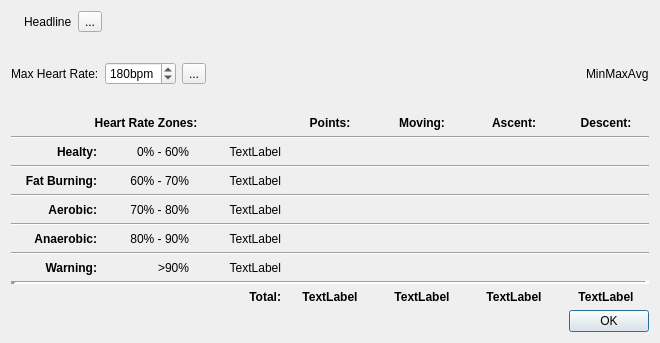
Old version of the form src/qmapshack/gis/trk/IHeartRateZonesDialog.ui in the repository kkarsten62/qmapshack.
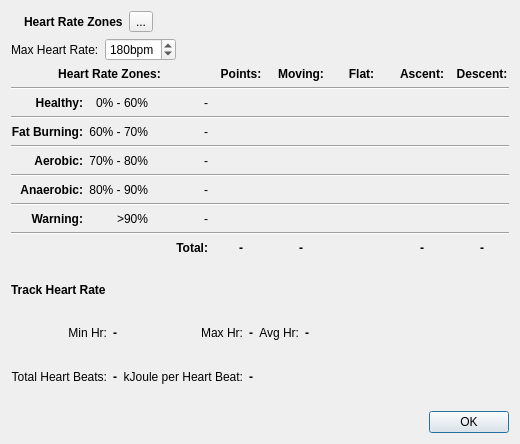
New version of the form. Icons and pictures are not drawn.

What changed in the file:
```diff
--- a/src/qmapshack/gis/trk/IHeartRateZonesDialog.ui
+++ b/src/qmapshack/gis/trk/IHeartRateZonesDialog.ui
@@ -6,8 +6,8 @@
    <rect>
     <x>0</x>
     <y>0</y>
-    <width>660</width>
-    <height>343</height>
+    <width>520</width>
+    <height>444</height>
    </rect>
   </property>
   <property name="windowTitle">
@@ -17,7 +17,7 @@
    <item>
     <layout class="QHBoxLayout" name="horizontalLayout_2">
      <item>
-      <widget class="QLabel" name="label_3">
+      <widget class="QLabel" name="label_png">
        <property name="text">
         <string/>
        </property>
@@ -27,9 +27,15 @@
       </widget>
      </item>
      <item>
-      <widget class="QLabel" name="labelHeadline">
+      <widget class="QLabel" name="label_00">
+       <property name="font">
+        <font>
+         <weight>75</weight>
+         <bold>true</bold>
+        </font>
+       </property>
        <property name="text">
-        <string>Headline</string>
+        <string>Heart Rate Zones</string>
        </property>
       </widget>
      </item>
@@ -75,25 +81,17 @@
          <property name="suffix">
           <string>bpm</string>
          </property>
+         <property name="minimum">
+          <number>120</number>
+         </property>
          <property name="maximum">
-          <number>250</number>
+          <number>220</number>
          </property>
          <property name="value">
           <number>180</number>
          </property>
         </widget>
        </item>
-       <item>
-        <widget class="QToolButton" name="toolButtonApply">
-         <property name="text">
-          <string>...</string>
-         </property>
-         <property name="icon">
-          <iconset resource="../../resources.qrc">
-           <normaloff>:/icons/32x32/Apply.png</normaloff>:/icons/32x32/Apply.png</iconset>
-         </property>
-        </widget>
-       </item>
        <item>
         <spacer name="horizontalSpacer">
          <property name="orientation">
@@ -107,80 +105,12 @@
          </property>
         </spacer>
        </item>
-       <item>
-        <widget class="QLabel" name="labelMinMaxAvg">
-         <property name="text">
-          <string>MinMaxAvg</string>
-         </property>
-        </widget>
-       </item>
       </layout>
      </item>
      <item>
       <layout class="QGridLayout" name="gridLayout">
-       <item row="12" column="4">
-        <widget class="QLabel" name="label_6">
-         <property name="font">
-          <font>
-           <weight>75</weight>
-           <bold>true</bold>
-          </font>
-         </property>
-         <property name="lineWidth">
-          <number>-3</number>
-         </property>
-         <property name="text">
-          <string>TextLabel</string>
-         </property>
-         <property name="alignment">
-          <set>Qt::AlignCenter</set>
-         </property>
-        </widget>
-       </item>
-       <item row="12" column="5">
-        <widget class="QLabel" name="label_7">
-         <property name="font">
-          <font>
-           <weight>75</weight>
-           <bold>true</bold>
-          </font>
-         </property>
-         <property name="lineWidth">
-          <number>-3</number>
-         </property>
-         <property name="text">
-          <string>TextLabel</string>
-         </property>
-         <property name="alignment">
-          <set>Qt::AlignCenter</set>
-         </property>
-        </widget>
-       </item>
-       <item row="7" column="0" colspan="7">
-        <widget class="Line" name="line_7">
-         <property name="orientation">
-          <enum>Qt::Horizontal</enum>
-         </property>
-        </widget>
-       </item>
-       <item row="8" column="0">
-        <widget class="QLabel" name="labelR4Name">
-         <property name="font">
-          <font>
-           <weight>75</weight>
-           <bold>true</bold>
-          </font>
-         </property>
-         <property name="text">
-          <string>Anaerobic:</string>
-         </property>
-         <property name="alignment">
-          <set>Qt::AlignRight|Qt::AlignTrailing|Qt::AlignVCenter</set>
-         </property>
-        </widget>
-       </item>
        <item row="6" column="0">
-        <widget class="QLabel" name="labelR2Name">
+        <widget class="QLabel" name="label_14">
          <property name="font">
           <font>
            <weight>75</weight>
@@ -236,15 +166,15 @@
           </font>
          </property>
          <property name="text">
-          <string>Healty:</string>
+          <string>Healthy:</string>
          </property>
          <property name="alignment">
           <set>Qt::AlignRight|Qt::AlignTrailing|Qt::AlignVCenter</set>
          </property>
         </widget>
        </item>
-       <item row="0" column="6">
-        <widget class="QLabel" name="labelC3Header">
+       <item row="0" column="7">
+        <widget class="QLabel" name="label_07">
          <property name="font">
           <font>
            <weight>75</weight>
@@ -291,8 +221,8 @@
          </property>
         </widget>
        </item>
-       <item row="0" column="5">
-        <widget class="QLabel" name="labelC2Header">
+       <item row="0" column="6">
+        <widget class="QLabel" name="label_06">
          <property name="font">
           <font>
            <weight>75</weight>
@@ -310,14 +240,14 @@
        <item row="10" column="2">
         <widget class="QLabel" name="labelR5Bpm">
          <property name="text">
-          <string>TextLabel</string>
+          <string>-</string>
          </property>
          <property name="alignment">
           <set>Qt::AlignRight|Qt::AlignTrailing|Qt::AlignVCenter</set>
          </property>
         </widget>
        </item>
-       <item row="3" column="0" colspan="7">
+       <item row="3" column="0" colspan="8">
         <widget class="Line" name="line_2">
          <property name="orientation">
           <enum>Qt::Horizontal</enum>
@@ -325,16 +255,16 @@
         </widget>
        </item>
        <item row="2" column="2">
-        <widget class="QLabel" name="labelR0Bpm">
+        <widget class="QLabel" name="label_10">
          <property name="text">
-          <string>TextLabel</string>
+          <string>-</string>
          </property>
          <property name="alignment">
           <set>Qt::AlignRight|Qt::AlignTrailing|Qt::AlignVCenter</set>
          </property>
         </widget>
        </item>
-       <item row="5" column="0" colspan="7">
+       <item row="5" column="0" colspan="8">
         <widget class="Line" name="line_3">
          <property name="orientation">
           <enum>Qt::Horizontal</enum>
@@ -344,7 +274,68 @@
        <item row="6" column="2">
         <widget class="QLabel" name="labelR2Bpm">
          <property name="text">
-          <string>TextLabel</string>
+          <string>-</string>
+         </property>
+         <property name="alignment">
+          <set>Qt::AlignRight|Qt::AlignTrailing|Qt::AlignVCenter</set>
+         </property>
+        </widget>
+       </item>
+       <item row="12" column="4">
+        <widget class="QLabel" name="labelTotalMoving">
+         <property name="font">
+          <font>
+           <weight>75</weight>
+           <bold>true</bold>
+          </font>
+         </property>
+         <property name="lineWidth">
+          <number>-3</number>
+         </property>
+         <property name="text">
+          <string>-</string>
+         </property>
+         <property name="alignment">
+          <set>Qt::AlignCenter</set>
+         </property>
+        </widget>
+       </item>
+       <item row="12" column="6">
+        <widget class="QLabel" name="labelTotalAscent">
+         <property name="font">
+          <font>
+           <weight>75</weight>
+           <bold>true</bold>
+          </font>
+         </property>
+         <property name="lineWidth">
+          <number>-3</number>
+         </property>
+         <property name="text">
+          <string>-</string>
+         </property>
+         <property name="alignment">
+          <set>Qt::AlignCenter</set>
+         </property>
+        </widget>
+       </item>
+       <item row="7" column="0" colspan="8">
+        <widget class="Line" name="line_7">
+         <property name="orientation">
+          <enum>Qt::Horizontal</enum>
+         </property>
+        </widget>
+       </item>
+       <item row="8" column="0">
+        <widget class="QLabel" name="label_17">
+         <property name="font">
+          <font>
+           <weight>75</weight>
+           <bold>true</bold>
+          </font>
+         </property>
+         <property name="text">
+          <string>Anaerobic:</string>
          </property>
          <property name="alignment">
           <set>Qt::AlignRight|Qt::AlignTrailing|Qt::AlignVCenter</set>
@@ -354,14 +345,14 @@
        <item row="8" column="2">
         <widget class="QLabel" name="labelR4Bpm">
          <property name="text">
-          <string>TextLabel</string>
+          <string>-</string>
          </property>
          <property name="alignment">
           <set>Qt::AlignRight|Qt::AlignTrailing|Qt::AlignVCenter</set>
          </property>
         </widget>
        </item>
-       <item row="1" column="0" colspan="7">
+       <item row="1" column="0" colspan="8">
         <widget class="Line" name="line">
          <property name="orientation">
           <enum>Qt::Horizontal</enum>
@@ -371,14 +362,14 @@
        <item row="4" column="2">
         <widget class="QLabel" name="labelR1Bpm">
          <property name="text">
-          <string>TextLabel</string>
+          <string>-</string>
          </property>
          <property name="alignment">
           <set>Qt::AlignRight|Qt::AlignTrailing|Qt::AlignVCenter</set>
          </property>
         </widget>
        </item>
-       <item row="9" column="0" colspan="7">
+       <item row="9" column="0" colspan="8">
         <widget class="Line" name="line_8">
          <property name="orientation">
           <enum>Qt::Horizontal</enum>
@@ -386,7 +377,7 @@
         </widget>
        </item>
        <item row="0" column="4">
-        <widget class="QLabel" name="label_4">
+        <widget class="QLabel" name="label_04">
          <property name="font">
           <font>
            <weight>75</weight>
@@ -402,7 +393,7 @@
         </widget>
        </item>
        <item row="6" column="1">
-        <widget class="QLabel" name="label">
+        <widget class="QLabel" name="label_15">
          <property name="text">
           <string>70% - 80%</string>
          </property>
@@ -411,8 +402,8 @@
          </property>
         </widget>
        </item>
-       <item row="12" column="6">
-        <widget class="QLabel" name="label_8">
+       <item row="12" column="7">
+        <widget class="QLabel" name="labelTotalDescent">
          <property name="font">
           <font>
            <weight>75</weight>
@@ -423,7 +414,7 @@
           <number>-3</number>
          </property>
          <property name="text">
-          <string>TextLabel</string>
+          <string>-</string>
          </property>
          <property name="alignment">
           <set>Qt::AlignCenter</set>
@@ -431,7 +422,7 @@
         </widget>
        </item>
        <item row="12" column="3">
-        <widget class="QLabel" name="label_5">
+        <widget class="QLabel" name="labelTotalPoints">
          <property name="font">
           <font>
            <weight>75</weight>
@@ -442,17 +433,17 @@
           <number>-3</number>
          </property>
          <property name="text">
-          <string>TextLabel</string>
+          <string>-</string>
          </property>
          <property name="alignment">
           <set>Qt::AlignCenter</set>
          </property>
         </widget>
        </item>
-       <item row="11" column="0" colspan="7">
+       <item row="11" column="0" colspan="8">
         <widget class="Line" name="line_4">
          <property name="lineWidth">
-          <number>5</number>
+          <number>1</number>
          </property>
          <property name="orientation">
           <enum>Qt::Horizontal</enum>
@@ -460,7 +451,7 @@
         </widget>
        </item>
        <item row="12" column="2">
-        <widget class="QLabel" name="label_2">
+        <widget class="QLabel" name="label_23">
          <property name="font">
           <font>
            <weight>75</weight>
@@ -486,7 +477,7 @@
         </widget>
        </item>
        <item row="4" column="1">
-        <widget class="QLabel" name="label_10">
+        <widget class="QLabel" name="label_12">
          <property name="text">
           <string>60% - 70%</string>
          </property>
@@ -496,7 +487,7 @@
         </widget>
        </item>
        <item row="8" column="1">
-        <widget class="QLabel" name="label_12">
+        <widget class="QLabel" name="label_18">
          <property name="text">
           <string>80% - 90%</string>
          </property>
@@ -506,7 +497,7 @@
         </widget>
        </item>
        <item row="10" column="1">
-        <widget class="QLabel" name="label_14">
+        <widget class="QLabel" name="label_21">
          <property name="text">
           <string>&gt;90%</string>
          </property>
@@ -515,10 +506,177 @@
          </property>
         </widget>
        </item>
+       <item row="0" column="5">
+        <widget class="QLabel" name="label_05">
+         <property name="font">
+          <font>
+           <weight>75</weight>
+           <bold>true</bold>
+          </font>
+         </property>
+         <property name="text">
+          <string>Flat:</string>
+         </property>
+         <property name="alignment">
+          <set>Qt::AlignCenter</set>
+         </property>
+        </widget>
+       </item>
       </layout>
      </item>
     </layout>
    </item>
+   <item>
+    <layout class="QGridLayout" name="gridLayout_4">
+     <property name="topMargin">
+      <number>10</number>
+     </property>
+     <property name="bottomMargin">
+      <number>10</number>
+     </property>
+     <item row="0" column="0">
+      <widget class="QLabel" name="label_6">
+       <property name="font">
+        <font>
+         <weight>75</weight>
+         <bold>true</bold>
+        </font>
+       </property>
+       <property name="text">
+        <string>Track Heart Rate</string>
+       </property>
+      </widget>
+     </item>
+     <item row="1" column="2">
+      <widget class="QLabel" name="label_4">
+       <property name="text">
+        <string>Max Hr:</string>
+       </property>
+       <property name="alignment">
+        <set>Qt::AlignRight|Qt::AlignTrailing|Qt::AlignVCenter</set>
+       </property>
+      </widget>
+     </item>
+     <item row="2" column="3">
+      <widget class="QLabel" name="labelJouleHb">
+       <property name="font">
+        <font>
+         <weight>75</weight>
+         <bold>true</bold>
+        </font>
+       </property>
+       <property name="text">
+        <string>-</string>
+       </property>
+      </widget>
+     </item>
+     <item row="1" column="4">
+      <widget class="QLabel" name="label_5">
+       <property name="text">
+        <string>Avg Hr:</string>
+       </property>
+       <property name="alignment">
+        <set>Qt::AlignRight|Qt::AlignTrailing|Qt::AlignVCenter</set>
+       </property>
+      </widget>
+     </item>
+     <item row="2" column="0">
+      <widget class="QLabel" name="label_3">
+       <property name="text">
+        <string>Total Heart Beats:</string>
+       </property>
+       <property name="alignment">
+        <set>Qt::AlignRight|Qt::AlignTrailing|Qt::AlignVCenter</set>
+       </property>
+      </widget>
+     </item>
+     <item row="2" column="2">
+      <widget class="QLabel" name="label_2">
+       <property name="text">
+        <string>kJoule per Heart Beat:</string>
+       </property>
+       <property name="alignment">
+        <set>Qt::AlignRight|Qt::AlignTrailing|Qt::AlignVCenter</set>
+       </property>
+      </widget>
+     </item>
+     <item row="2" column="1">
+      <widget class="QLabel" name="labelHeartBeats">
+       <property name="font">
+        <font>
+         <weight>75</weight>
+         <bold>true</bold>
+        </font>
+       </property>
+       <property name="text">
+        <string>-</string>
+       </property>
+      </widget>
+     </item>
+     <item row="1" column="0">
+      <widget class="QLabel" name="label">
+       <property name="text">
+        <string>Min Hr:</string>
+       </property>
+       <property name="alignment">
+        <set>Qt::AlignRight|Qt::AlignTrailing|Qt::AlignVCenter</set>
+       </property>
+      </widget>
+     </item>
+     <item row="1" column="1">
+      <widget class="QLabel" name="labelMinHr">
+       <property name="font">
+        <font>
+         <weight>75</weight>
+         <bold>true</bold>
+        </font>
+       </property>
+       <property name="text">
+        <string>-</string>
+       </property>
+      </widget>
+     </item>
+     <item row="1" column="5">
+      <widget class="QLabel" name="labelAvgHr">
+       <property name="font">
+        <font>
+         <weight>75</weight>
+         <bold>true</bold>
+        </font>
+       </property>
+       <property name="text">
+        <string>-</string>
+       </property>
+      </widget>
+     </item>
+     <item row="2" column="6">
+      <spacer name="horizontalSpacer_3">
+       <property name="orientation">
+        <enum>Qt::Horizontal</enum>
+       </property>
+       <property name="sizeHint" stdset="0">
+        <size>
+         <width>40</width>
+         <height>20</height>
+        </size>
+       </property>
+      </spacer>
+     </item>
+     <item row="1" column="3">
+      <widget class="QLabel" name="labelMaxHr">
+       <property name="font">
+        <font>
+         <weight>75</weight>
+         <bold>true</bold>
+        </font>
+       </property>
+       <property name="text">
+        <string>-</string>
+       </property>
+      </widget>
+     </item>
+    </layout>
+   </item>
    <item>
     <widget class="QDialogButtonBox" name="buttonBox">
      <property name="sizePolicy">
```
Left out of the diff: 27 changed lines with no effect on the pictures.
